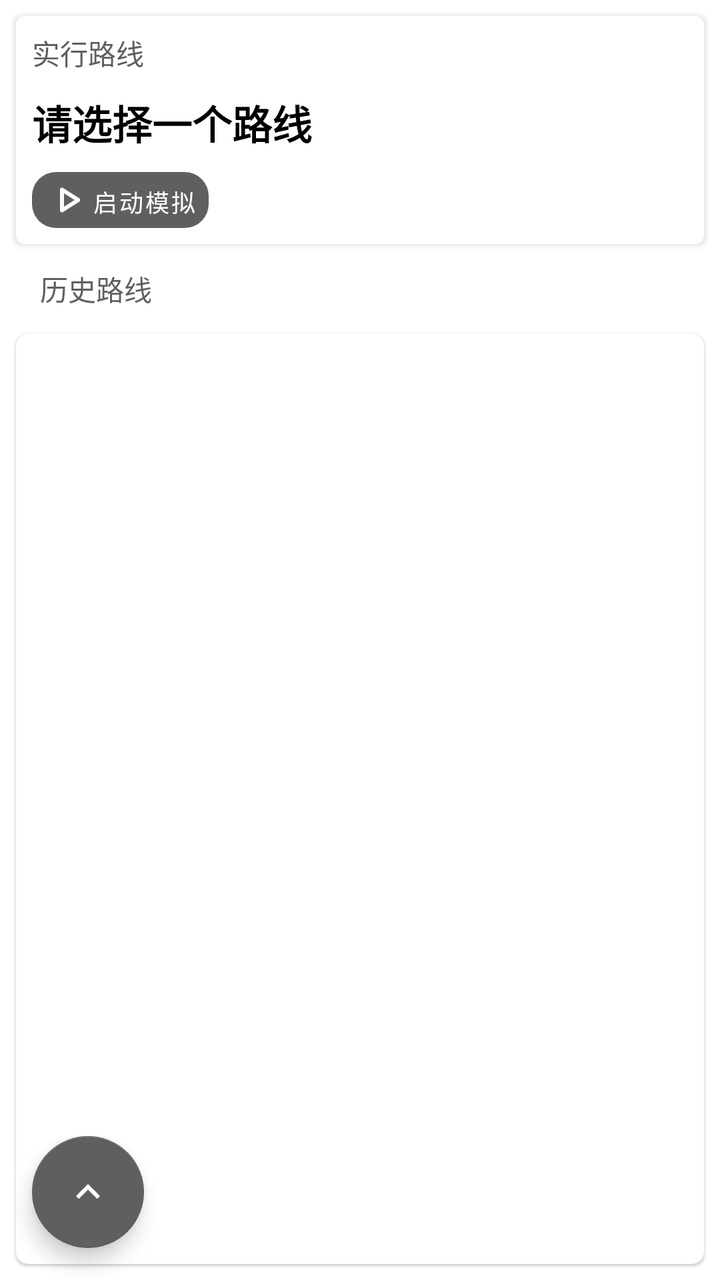
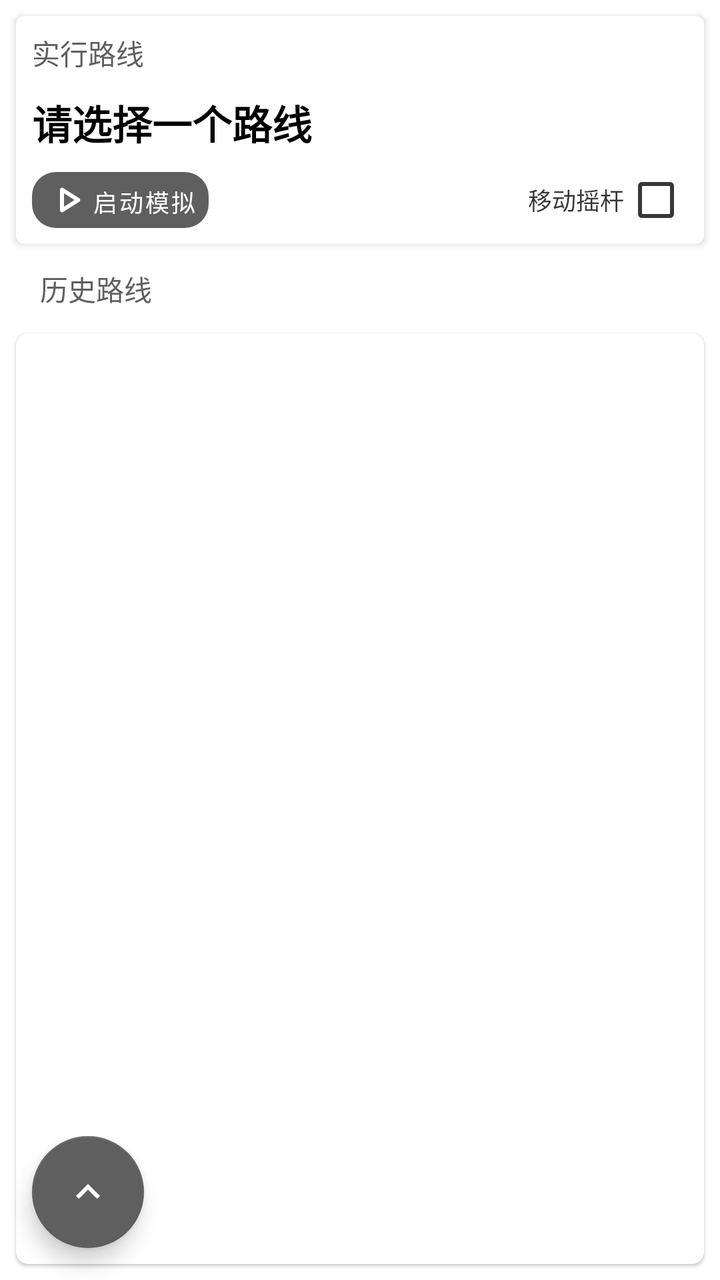

The first picture is an Android layout as it rendered before a commit; the second is the same layout after the commit. The layout source and the unified diff follow.
<!-- AndroidManifest.xml: application theme AppTheme -->
<!-- res/layout/fragment_route_mock.xml -->
<?xml version="1.0" encoding="utf-8"?>
<androidx.coordinatorlayout.widget.CoordinatorLayout xmlns:android="http://schemas.android.com/apk/res/android"
    xmlns:app="http://schemas.android.com/apk/res-auto"
    xmlns:tools="http://schemas.android.com/tools"
    android:layout_width="match_parent"
    android:layout_height="match_parent"
    tools:context=".ui.mock.MockFragment">

    <LinearLayout
        android:layout_width="match_parent"
        android:layout_height="match_parent"
        android:orientation="vertical">

        <androidx.cardview.widget.CardView
            android:id="@+id/mock_location_card"
            android:layout_width="match_parent"
            android:layout_height="wrap_content"
            app:cardCornerRadius="4dp"
            android:layout_margin="8dp"
            app:cardPreventCornerOverlap="false"
            app:contentPadding="8dp">

            <LinearLayout
                android:layout_width="match_parent"
                android:layout_height="wrap_content"
                android:orientation="vertical">

                <TextView
                    android:layout_width="match_parent"
                    android:layout_height="wrap_content"
                    android:textColor="@color/portal_mini_title_color"
                    android:textAppearance="@style/TextAppearance.AppCompat.Inverse"
                    android:text="@string/target_route"/>

                <LinearLayout
                    android:layout_width="match_parent"
                    android:layout_height="wrap_content"
                    android:layout_marginTop="10dp"
                    android:layout_marginBottom="10dp"
                    android:orientation="vertical">

                    <TextView
                        android:id="@+id/mock_route_name"
                        android:layout_width="match_parent"
                        android:layout_height="wrap_content"
                        android:text="@string/none_route"
                        android:textStyle="bold"
                        android:textAppearance="@style/TextAppearance.AppCompat.Title"
                        android:textColor="@color/black"/>
                </LinearLayout>

                <LinearLayout
                    android:layout_width="match_parent"
                    android:layout_height="wrap_content"
                    android:baselineAligned="false"
                    android:orientation="horizontal">

                    <LinearLayout
                        android:layout_width="0dp"
                        android:layout_height="wrap_content"
                        android:layout_weight="1">

                        <com.google.android.material.button.MaterialButton
                            android:id="@+id/switch_mock"
                            android:layout_width="wrap_content"
                            android:layout_height="28dp"
                            android:textColor="@color/white"
                            android:text="@string/start_mock"
                            style="@style/Widget.MaterialComponents.Button.UnelevatedButton"
                            android:insetRight="0dp"
                            android:insetLeft="0dp"
                            android:insetTop="0dp"
                            android:insetBottom="0dp"
                            android:textSize="12sp"
                            app:icon="@drawable/rounded_play_arrow_24"
                            app:iconGravity="textStart"
                            app:iconPadding="0dp"
                            android:padding="6dp"
                            app:iconTint="@color/white"
                            app:cornerRadius="12dp"/>

                    </LinearLayout>
                </LinearLayout>

            </LinearLayout>
        </androidx.cardview.widget.CardView>

        <TextView
            android:layout_width="match_parent"
            android:layout_height="wrap_content"
            android:layout_marginTop="4dp"
            android:layout_marginLeft="20dp"
            android:layout_marginRight="20dp"
            android:layout_marginBottom="4dp"
            android:textAppearance="@style/TextAppearance.AppCompat.Inverse"
            android:textColor="@color/portal_mini_title_color"
            android:text="@string/history_route"/>

        <com.google.android.material.card.MaterialCardView
            android:layout_width="match_parent"
            android:layout_height="match_parent"
            android:layout_margin="8dp"
            app:cardCornerRadius="6dp"
            app:cardPreventCornerOverlap="false"
            app:contentPadding="8dp">

            <androidx.recyclerview.widget.RecyclerView
                android:id="@+id/historical_route_list"
                android:layout_width="match_parent"
                android:layout_height="match_parent"/>

        </com.google.android.material.card.MaterialCardView>

    </LinearLayout>

    <com.google.android.material.floatingactionbutton.FloatingActionButton
        android:id="@+id/fab_mock_location"
        android:layout_width="wrap_content"
        android:layout_height="wrap_content"
        android:layout_marginBottom="@dimen/fab_margin"
        android:layout_marginEnd="@dimen/fab_margin"
        android:contentDescription="@string/follow_location"
        app:srcCompat="@drawable/sharp_location_off_24"
        android:backgroundTint="@color/portal_mock_off"
        android:tint="@color/portal_appbar_color"
        app:fabSize="auto"
        android:visibility="gone"
        android:layout_gravity="bottom|end"/>


    <LinearLayout
        android:layout_width="match_parent"
        android:layout_height="wrap_content"
        android:layout_gravity="bottom|start">
        <com.google.android.material.floatingactionbutton.FloatingActionButton
            android:id="@+id/fab"
            android:layout_width="wrap_content"
            android:layout_height="wrap_content"
            android:layout_marginStart="@dimen/fab_margin"
            android:layout_marginBottom="@dimen/fab_margin"
            android:importantForAccessibility="no"
            app:srcCompat="@drawable/baseline_keyboard_arrow_up_24"
            app:fabSize="normal"/>
        <LinearLayout
            android:layout_width="match_parent"
            android:layout_height="wrap_content"
            android:layout_gravity="center"
            android:orientation="horizontal">

            <com.google.android.material.floatingactionbutton.FloatingActionButton
                android:id="@+id/fab_add_route"
                android:layout_width="wrap_content"
                android:layout_height="wrap_content"
                android:layout_marginBottom="@dimen/fab_margin"
                android:contentDescription="@string/add_route"
                android:visibility="gone"
                app:srcCompat="@drawable/baseline_route_24"
                app:fabSize="mini"/>
        </LinearLayout>
    </LinearLayout>

</androidx.coordinatorlayout.widget.CoordinatorLayout>
<!-- resources referenced by this layout -->
<resources>
  <color name="black">#FF000000</color>
  <color name="portal_appbar_color">#5F5F5F</color>
  <color name="portal_mini_title_color">#5F5F5F</color>
  <color name="portal_mock_off">#373737</color>
  <color name="white">#FFFFFFFF</color>
  <dimen name="fab_margin">16dp</dimen>
  <!-- drawable baseline_keyboard_arrow_up_24 (drawable) -->
  <vector xmlns:android="http://schemas.android.com/apk/res/android" android:autoMirrored="true" android:height="24dp" android:tint="#FFFFFF" android:viewportHeight="24" android:viewportWidth="24" android:width="24dp">
        
      <path android:fillColor="@android:color/white" android:pathData="M7.41,15.41L12,10.83l4.59,4.58L18,14l-6,-6 -6,6z"/>
      
  </vector>
  <!-- drawable baseline_route_24 (drawable) -->
  <vector xmlns:android="http://schemas.android.com/apk/res/android"
      android:width="24dp"
      android:height="24dp"
      android:viewportWidth="1024"
      android:viewportHeight="1024">
    <path
        android:pathData="M832,640h-192c-35.2,0 -64,-28.8 -64,-64s28.8,-64 64,-64h192s192,-214 192,-320 -86,-192 -192,-192 -192,86 -192,192c0,51 44.4,126.8 90.6,192L640,384c-105.8,0 -192,86.2 -192,192s86.2,192 192,192h192c35.2,0 64,28.8 64,64s-28.8,64 -64,64L371,896c-32,49.6 -67.6,95.4 -94.6,128L832,1024c105.8,0 192,-86.2 192,-192s-86.2,-192 -192,-192zM832,128c35.4,0 64,28.6 64,64s-28.6,64 -64,64 -64,-28.6 -64,-64 28.6,-64 64,-64zM192,512c-106,0 -192,86 -192,192s192,320 192,320 192,-214 192,-320 -86,-192 -192,-192zM192,768c-35.4,0 -64,-28.6 -64,-64s28.6,-64 64,-64 64,28.6 64,64 -28.6,64 -64,64z"
        android:fillColor="#ffffff"/>
  </vector>
  <!-- drawable rounded_play_arrow_24 (drawable) -->
  <vector xmlns:android="http://schemas.android.com/apk/res/android" android:autoMirrored="true" android:height="24dp" android:tint="#FFFFFF" android:viewportHeight="960" android:viewportWidth="960" android:width="24dp">
        
      <path android:fillColor="@android:color/white" android:pathData="M320,687L320,273Q320,256 332,244.5Q344,233 360,233Q365,233 370.5,234.5Q376,236 381,239L707,446Q716,452 720.5,461Q725,470 725,480Q725,490 720.5,499Q716,508 707,514L381,721Q376,724 370.5,725.5Q365,727 360,727Q344,727 332,715.5Q320,704 320,687ZM400,480L400,480L400,480L400,480ZM400,614L610,480L400,346L400,614Z"/>
      
  </vector>
  <!-- drawable sharp_location_off_24 (drawable) -->
  <vector xmlns:android="http://schemas.android.com/apk/res/android" android:autoMirrored="true" android:height="24dp" android:tint="#FFFFFF" android:viewportHeight="24" android:viewportWidth="24" android:width="24dp">
        
      <path android:fillColor="@android:color/white" android:pathData="M3.41,2.86L2,4.27l3.18,3.18C5.07,7.95 5,8.47 5,9c0,5.25 7,13 7,13s1.67,-1.85 3.38,-4.35L18.73,21l1.41,-1.41L3.41,2.86zM12,2c-1.84,0 -3.5,0.71 -4.75,1.86l3.19,3.19c0.43,-0.34 0.97,-0.55 1.56,-0.55 1.38,0 2.5,1.12 2.5,2.5 0,0.59 -0.21,1.13 -0.56,1.56l3.55,3.55C18.37,12.36 19,10.57 19,9c0,-3.87 -3.13,-7 -7,-7z"/>
      
  </vector>
  <string name="add_route">创建路线</string>
  <string name="follow_location">镜头跟随</string>
  <string name="history_route">历史路线</string>
  <string name="none_route">请选择一个路线</string>
  <string name="start_mock">启动模拟</string>
  <string name="target_route">实行路线</string>
  <color name="purple_700">#FF3700B3</color>
  <color name="portal_appbar_color_center">#494949</color>
  <color name="theme_appbar_color">#5F5F5F</color>
  <color name="theme_focused_touch">#A0A0A0</color>
  <color name="portal_appbar_color_dark">#373737</color>
  <style name="Portal.SearchViewStyle" parent="Widget.AppCompat.SearchView">
      </style>
  <!-- drawable ripple_effect (drawable) -->
  <ripple xmlns:android="http://schemas.android.com/apk/res/android"
      android:color="@color/selected_color">
      <item android:id="@android:id/mask" android:drawable="@color/white"/>
  </ripple >
  <style name="Portal.SliderTheme" parent="Widget.MaterialComponents.Slider">
  
      </style>
  <color name="selected_color">#BCBCBC</color>
  <!-- unchanged entries left out for length: 1 -->
</resources>

<!-- the commit's change to res/layout/fragment_route_mock.xml (unified diff, before → after) -->
@@ -44,9 +44,9 @@
                         android:layout_width="match_parent"
                         android:layout_height="wrap_content"
                         android:text="@string/none_route"
-                        android:textStyle="bold"
                         android:textAppearance="@style/TextAppearance.AppCompat.Title"
-                        android:textColor="@color/black"/>
+                        android:textColor="@color/black"
+                        android:textStyle="bold" />
                 </LinearLayout>
 
                 <LinearLayout
@@ -79,6 +79,25 @@
                             app:iconTint="@color/white"
                             app:cornerRadius="12dp"/>
 
+                    </LinearLayout>
+
+                    <LinearLayout
+                        android:layout_width="0dp"
+                        android:layout_weight="1"
+                        android:layout_height="match_parent"
+                        android:gravity="end|center">
+
+                        <CheckedTextView
+                            android:id="@+id/rocker"
+                            android:layout_width="wrap_content"
+                            android:layout_height="wrap_content"
+                            android:checkMark="?android:attr/listChoiceIndicatorMultiple"
+                            android:checkMarkTint="@color/portal_mock_off"
+                            android:checked="false"
+                            android:gravity="center"
+                            android:text="@string/rocker"
+                            android:textColor="@color/portal_mock_off"
+                            android:textSize="12sp" />
                     </LinearLayout>
                 </LinearLayout>
 
<!-- resource entries referenced after the edit -->
@@ -38,6 +38,7 @@
   <string name="follow_location">镜头跟随</string>
   <string name="history_route">历史路线</string>
   <string name="none_route">请选择一个路线</string>
+  <string name="rocker">移动摇杆</string>
   <string name="start_mock">启动模拟</string>
   <string name="target_route">实行路线</string>
   <color name="purple_700">#FF3700B3</color>
